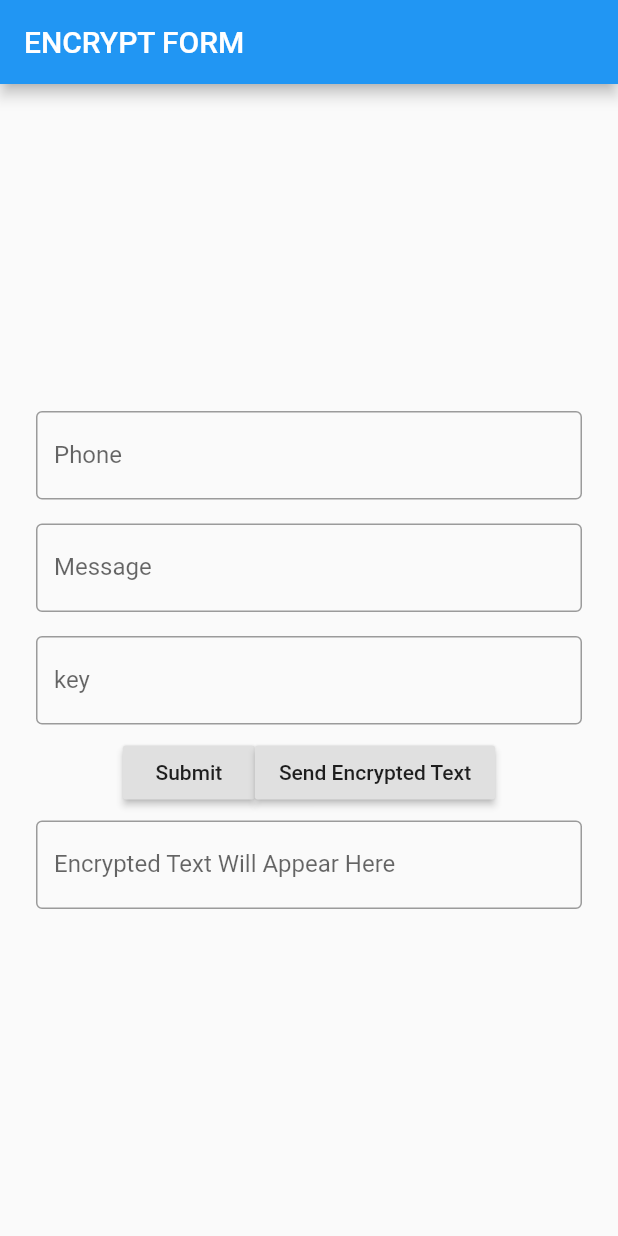
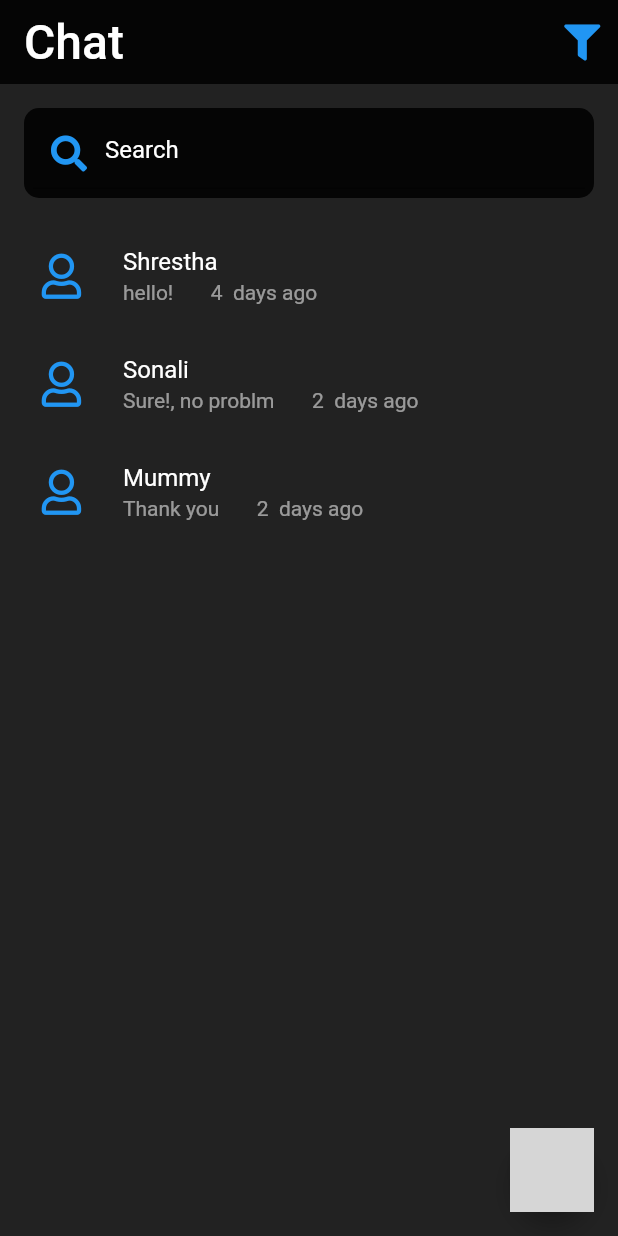
Before and after one commit to shrestha24/encrypted_message_app, a Flutter app: the screen it shows after launch, on a phone screen of 412 x 824 dp. Run offline on Flutter 3.47's test engine with Material 2 defaults, Android fonts, the phone set to English and light mode, and no system bars; our stand-ins replace firebase_auth, flutter_spinkit, font_awesome_flutter; missing offline and left inert: encrypt; accounts and stored records are empty; statements that could not run were skipped; grey boxes are pictures that could not be loaded.

Commit message:
bugs fixed.

```diff
--- a/lib/Models/chat_model.dart
+++ b/lib/Models/chat_model.dart
@@ -17,24 +17,24 @@ class ChatModel {
   static List<ChatModel> list = [
 
     ChatModel(
-    isTyping: true,
+    isTyping: false,
     lastMessage: "hello!",
-    lastMessageTime: "2d",
+    lastMessageTime: "4 ",
     contact: ContactModel(name: "Shrestha"),
   ),
 
   ChatModel(
       isTyping: false,
       lastMessage: "Sure!, no problm",
-      lastMessageTime: "2d",
+      lastMessageTime: "2 ",
       contact: ContactModel(name: "Sonali"),
       ),
 
     ChatModel(
       isTyping: false,
       lastMessage: "Thank you",
-      lastMessageTime: "2d",
-      contact: ContactModel(name: "Guddi"),
+      lastMessageTime: "2 ",
+      contact: ContactModel(name: "Mummy"),
     ),
   ];
 
--- a/lib/main.dart
+++ b/lib/main.dart
@@ -1,4 +1,5 @@
 import 'package:encrypted_message_app/page/encrypt_page.dart';
+import 'package:encrypted_message_app/page/homeScreen.dart';
 import 'package:encrypted_message_app/page/homepage.dart';
 import 'package:flutter/material.dart';
 
@@ -7,6 +8,7 @@ void main() => runApp(MyApp());
 class MyApp extends StatelessWidget {
   @override
   Widget build(BuildContext context) {
-    return MaterialApp(title: 'Material App', home: EncryptForm());
+    return MaterialApp(title: 'Material App',
+        home: MainHomeScreen());
   }
 }
--- a/lib/page/homeScreen.dart
+++ b/lib/page/homeScreen.dart
@@ -1,22 +1,24 @@
+import 'package:encrypted_message_app/Models/chat_model.dart';
 import 'package:flutter/material.dart';
 import 'package:font_awesome_flutter/font_awesome_flutter.dart';
 import 'package:flutter_spinkit/flutter_spinkit.dart';
 
-class HomeScreen extends StatefulWidget {
+
+class MainHomeScreen extends StatefulWidget {
   @override
-  _HomeScreenState createState() => _HomeScreenState();
+  _MainHomeScreenState createState() => _MainHomeScreenState();
 }
 
-class _HomeScreenState extends State<HomeScreen> {
+class _MainHomeScreenState extends State<MainHomeScreen> {
   List<ChatModel> list = ChatModel.list;
 
   @override
   Widget build(BuildContext context) {
     return Scaffold(
-      backgroundColor: Colors.mainColor,
+      backgroundColor: Colors.black87,
         appBar: AppBar(
         elevation: 0,
-          backgroundColor: Colors.mainColor,
+          backgroundColor: Colors.black87,
           title: Text(
             "Chat",
             style: TextStyle(
@@ -45,14 +47,17 @@ class _HomeScreenState extends State<HomeScreen> {
               )
             ),
          child: TextField(
+           style: TextStyle(
+             color: Colors.white,
+           ),
            decoration: InputDecoration(
              prefixIcon: Icon(
                FontAwesomeIcons.search,
-               color: Colors.white54,
+               color: Colors.blue,
              ),
              hintText: "Search",
              hintStyle: TextStyle(
-               color: Colors.white54,
+               color: Colors.white,
              ),
            ),
          ),
@@ -63,11 +68,11 @@ class _HomeScreenState extends State<HomeScreen> {
           itemBuilder: (context, index) {
             return ListTile(
               onTap: () {
-                Navigator.of(context).push(
+                /*Navigator.of(context).push(
                   MaterialPageRoute(
                     builder: (_) => ChatItemPage(),
                   ),
-                );
+                );*/
               },
               leading: Container(
                 width: 50,
@@ -76,10 +81,10 @@ class _HomeScreenState extends State<HomeScreen> {
                   borderRadius: BorderRadius.all(
                     Radius.circular(100),
                   ),
-                  image: DecorationImage(
-                      image: ExactAssetImage(""),
-                  ),
                 ),
+                child: Icon(FontAwesomeIcons.user,
+                  color: Colors.blue,
+                size: 30.0,)
               ),
               title: Text(
                 list[index].contact.name,
@@ -106,25 +111,23 @@ class _HomeScreenState extends State<HomeScreen> {
                   ),
                   SizedBox(width: 25),
                   Text(
-                    list[index].lastMesasgeTime + "days ago",
+                    list[index].lastMessageTime + " days ago",
                     style: TextStyle(
                       color: Colors.white54
                     ),
-                  )
+                  ),
                 ],
-              )
-            )
+              ),
+            );
           }
             ),
-          )
+          ),
         ],
       ),
-            )
-          ],
-        ),
+      floatingActionButton: FloatingActionButton(
+        child: Icons(Icons.add),
       ),
+            );
 
-
-    );
   }
 }
```
